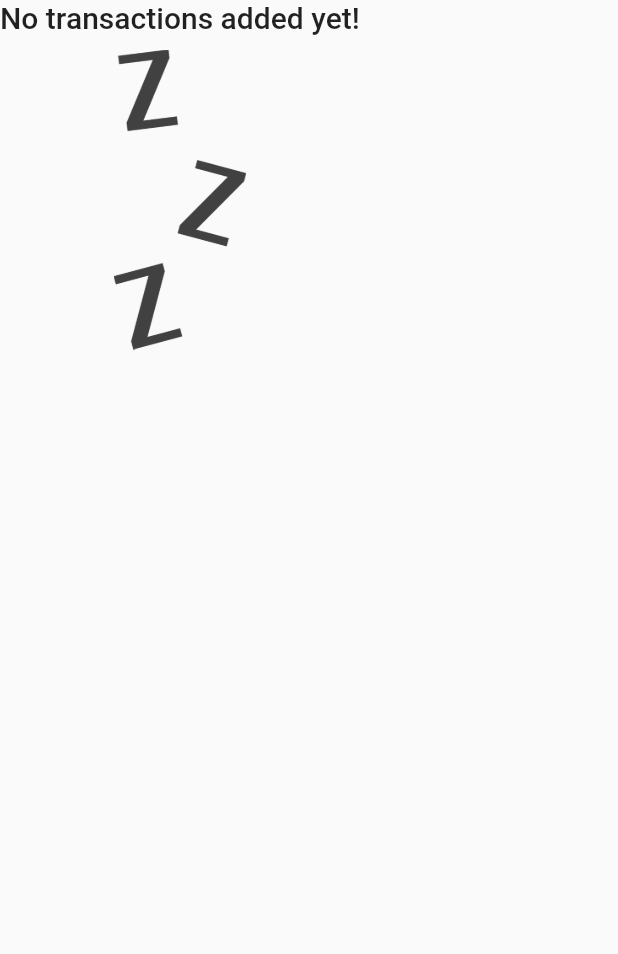
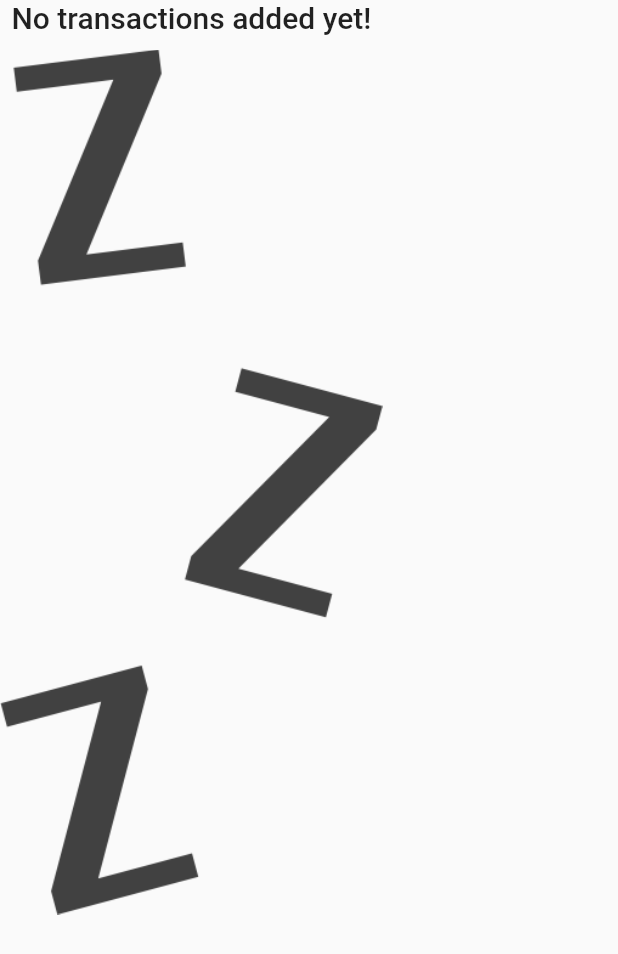
Before and after one commit to bunyawats/flutter_dart_complete_guide, a Flutter app: the TransactionList widget shown alone on an empty page, opened directly with empty values, on a phone screen of 412 x 824 dp. Shown: the top 954 px of the screen. Run offline on Flutter 3.47's test engine with Material 2 defaults, Android fonts, the phone set to English and light mode, and no system bars.

Commit message:
checkpoint 125

```diff
--- a/lib/column-alignment/widget/transaction_list.dart
+++ b/lib/column-alignment/widget/transaction_list.dart
@@ -16,7 +16,8 @@ class TransactionList extends StatelessWidget {
   @override
   Widget build(BuildContext context) {
     return transactions.isEmpty
-        ? Column(
+        ? LayoutBuilder(builder: (ctx, constraint) {
+            return Column(
               children: <Widget>[
                 Text(
                   'No transactions added yet!',
@@ -26,14 +27,15 @@ class TransactionList extends StatelessWidget {
                   height: 10,
                 ),
                 Container(
-                height: 200,
+                  height: constraint.maxHeight * 0.7,
                   child: Image.asset(
                     'assets/images/waiting.png',
                     fit: BoxFit.cover,
                   ),
-              ),
+                )
               ],
-          )
+            );
+          })
         : ListView.builder(
             itemBuilder: (ctx, index) {
               var currentTx = transactions[index];
```
Lines whose indentation alone changed are shown as unchanged.
